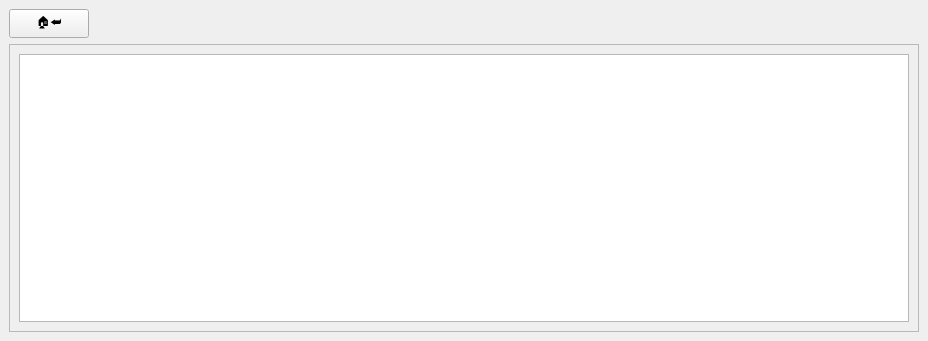
Qt form src/neonobd.ui (beardedone55/neonobd) before a commit.
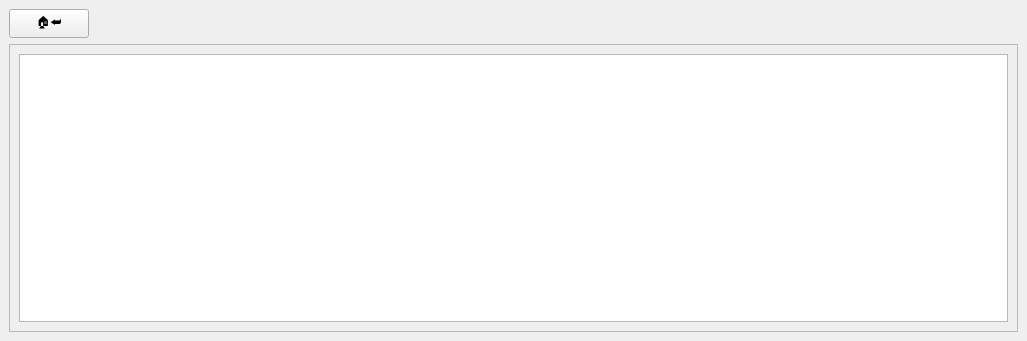
The same form after that commit. The open tabs and pages were chosen to show the change. Custom widgets are drawn as their Qt base class.

```diff
--- a/src/neonobd.ui
+++ b/src/neonobd.ui
@@ -6,7 +6,7 @@
    <rect>
     <x>0</x>
     <y>0</y>
-    <width>928</width>
+    <width>1027</width>
     <height>341</height>
    </rect>
   </property>
@@ -125,6 +125,8 @@
      </layout>
     </item>
     <item>
+     <layout class="QHBoxLayout" name="horizontalLayout_4">
+      <item>
      <widget class="QScrollArea" name="scrollArea">
       <property name="widgetResizable">
        <bool>true</bool>
@@ -134,8 +136,8 @@
         <rect>
          <x>0</x>
          <y>0</y>
-         <width>88</width>
-         <height>88</height>
+           <width>1005</width>
+           <height>275</height>
         </rect>
        </property>
        <layout class="QVBoxLayout" name="verticalLayout_2">
@@ -152,6 +154,8 @@
        </layout>
       </widget>
      </widget>
+      </item>
+     </layout>
     </item>
    </layout>
   </widget>
```
Left out of the diff: 38 changed lines with no effect on the pictures. Lines whose indentation alone changed are shown as unchanged.
